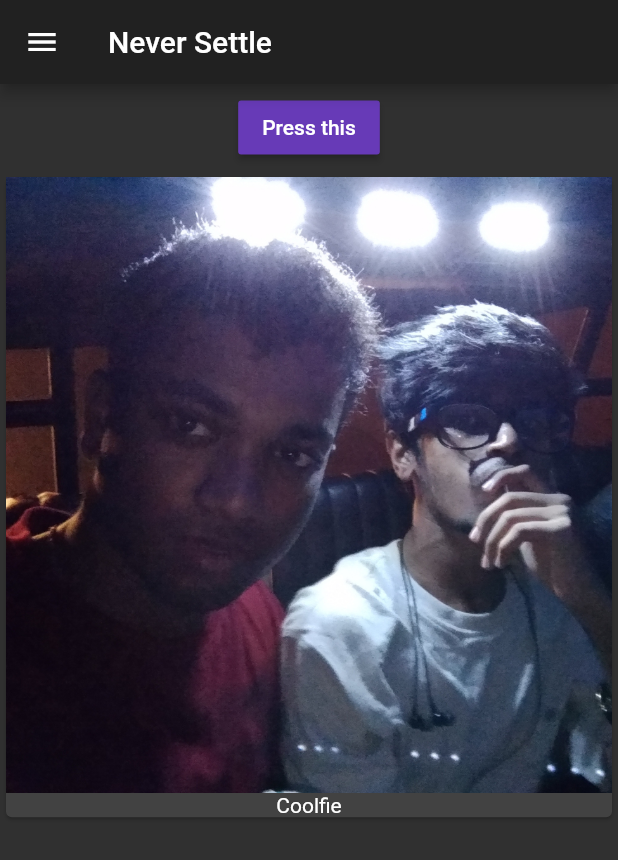
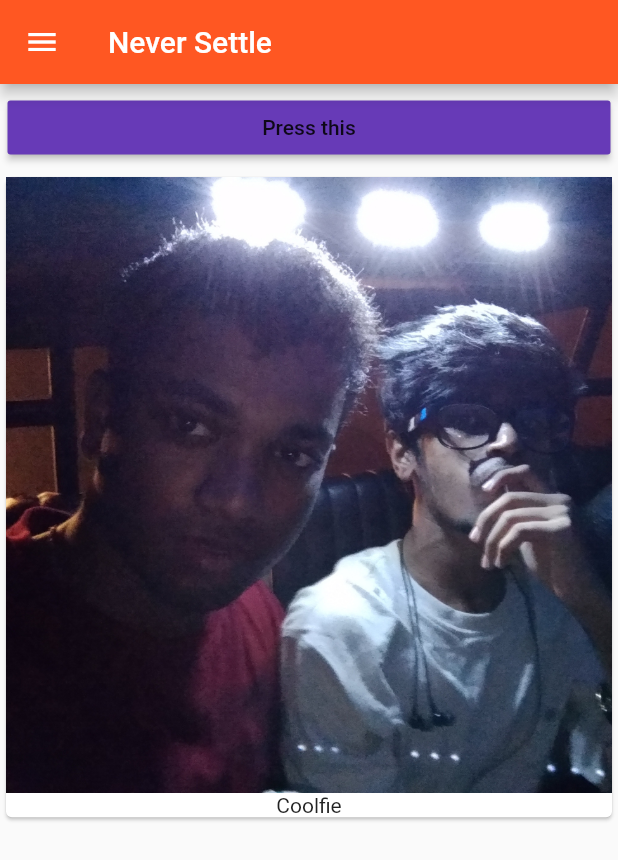
Before and after one commit to sakhayadeep/never-settle-wallpapers, a Flutter app: the screen it shows after launch, on a phone screen of 412 x 824 dp. Shown: the top 860 px of the screen. Run offline on Flutter 3.47's test engine with Material 2 defaults, Android fonts, the phone set to English and light mode, and no system bars.

Commit message:
working list view

```diff
--- a/lib/main.dart
+++ b/lib/main.dart
@@ -4,32 +4,54 @@ import './wallpaper_manager.dart';
 
 void main() => runApp(MyApp());
 
-class MyApp extends StatelessWidget {
+class MyApp extends StatefulWidget {
+  @override
+  State<StatefulWidget> createState() {
+    return _MyAppState();
+  }
+}
+
+class _MyAppState extends State<MyApp> {
+  final String _appTitle = "Never Settle";
+  bool darkThemeEnabled = false;
+
   @override
   Widget build(context) {
     return MaterialApp(
       theme: ThemeData(
-        brightness: Brightness.dark,
+        brightness: darkThemeEnabled ? Brightness.dark : Brightness.light,
         primarySwatch: Colors.deepOrange,
       ),
       home: Scaffold(
+          appBar: AppBar(
+            title: Text(_appTitle),
+          ),
           drawer: Drawer(
             child: ListView(
               padding: EdgeInsets.all(0),
               children: <Widget>[
                 DrawerHeader(
+                  decoration: BoxDecoration(color: Colors.orange),
                   child: ListTile(
                     title: Text("Sakhayadeep Nath"),
                     subtitle: Text("sakhayadeepnath@gmaill.com"),
                     trailing: Icon(Icons.account_circle),
+                    onTap: () {},
+                  ),
+                ),
+                ListTile(
+                  title: Text("Dark Theme"),
+                  trailing: Switch(
+                    value: darkThemeEnabled,
+                    onChanged: (changedTheme) {
+                      darkThemeEnabled = changedTheme;
+                      setState(() {});
+                    },
                   ),
                 )
               ],
             ),
           ),
-          appBar: AppBar(
-            title: Text("Never Settle"),
-          ),
           body: WallpaperManager("Coolfie")),
     );
   }
--- a/lib/wallpaper_manager.dart
+++ b/lib/wallpaper_manager.dart
@@ -24,7 +24,7 @@ class _WallpaperManagerState extends State<WallpaperManager> {
 
   @override
   Widget build(BuildContext context) {
-    return Column(
+    return ListView(
       children: [
         Container(
           margin: EdgeInsets.all(5.0),
```
